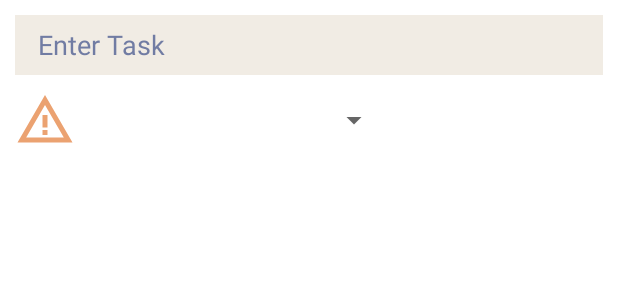
After one commit to alfey504/assignment-manager-app-android-kotlin, an Android app: the layout activity_add_task.xml on its own in the app's theme, with its tools: preview values and no code run, on a phone screen of 412 x 824 dp. The commit adds this screen. Shown: the top 300 px of the screen. Run offline under Robolectric (Android 15) with nearby library versions, the phone set to English and light mode, and no system bars.

Commit message:
added task add activity

```diff
--- a/app/src/main/AndroidManifest.xml
+++ b/app/src/main/AndroidManifest.xml
@@ -12,6 +12,13 @@
         android:supportsRtl="true"
         android:theme="@style/Theme.AbrahamAlfredBabu_PiaMaeObias_SatenderYadav_MAPD711_Project"
         tools:targetApi="31">
+        <activity
+            android:name=".AddTaskActivity"
+            android:exported="false">
+            <meta-data
+                android:name="android.app.lib_name"
+                android:value="" />
+        </activity>
         <activity
             android:name=".MainActivity"
             android:exported="true">
--- /dev/null
+++ b/app/src/main/java/com/example/abrahamalfredbabu_piamaeobias_satenderyadav_mapd711_project/activities/AddTaskActivity.kt
@@ -0,0 +1,12 @@
+package com.example.abrahamalfredbabu_piamaeobias_satenderyadav_mapd711_project.activities
+
+import androidx.appcompat.app.AppCompatActivity
+import android.os.Bundle
+import com.example.abrahamalfredbabu_piamaeobias_satenderyadav_mapd711_project.R
+
+class AddTaskActivity : AppCompatActivity() {
+    override fun onCreate(savedInstanceState: Bundle?) {
+        super.onCreate(savedInstanceState)
+        setContentView(R.layout.activity_add_task)
+    }
+}
--- /dev/null
+++ b/app/src/main/res/drawable/ic_baseline_warning_amber_24.xml
@@ -0,0 +1,7 @@
+<vector android:height="40dp" android:tint="#EBA271"
+    android:viewportHeight="24" android:viewportWidth="24"
+    android:width="40dp" xmlns:android="http://schemas.android.com/apk/res/android">
+    <path android:fillColor="@android:color/white" android:pathData="M12,5.99L19.53,19H4.47L12,5.99M12,2L1,21h22L12,2L12,2z"/>
+    <path android:fillColor="@android:color/white" android:pathData="M13,16l-2,0l0,2l2,0z"/>
+    <path android:fillColor="@android:color/white" android:pathData="M13,10l-2,0l0,5l2,0z"/>
+</vector>
--- /dev/null
+++ b/app/src/main/res/layout/activity_add_task.xml
@@ -0,0 +1,45 @@
+<?xml version="1.0" encoding="utf-8"?>
+<androidx.constraintlayout.widget.ConstraintLayout xmlns:android="http://schemas.android.com/apk/res/android"
+    xmlns:app="http://schemas.android.com/apk/res-auto"
+    xmlns:tools="http://schemas.android.com/tools"
+    android:layout_width="match_parent"
+    android:layout_height="match_parent"
+    tools:context=".activities.AddTaskActivity">
+
+    <EditText
+        android:id="@+id/add_task_task_name"
+        android:layout_width="match_parent"
+        android:layout_height="40dp"
+        app:layout_constraintTop_toTopOf="parent"
+        app:layout_constraintStart_toStartOf="parent"
+        app:layout_constraintEnd_toEndOf="parent"
+        android:layout_marginStart="10dp"
+        android:layout_marginEnd="10dp"
+        android:layout_marginTop="10dp"
+        android:background="@color/task_page_edit_text_background"
+        android:hint="@string/add_task_enter_task"
+        android:textColor="@color/task_page_edit_text_text"
+        android:paddingStart="15dp"
+        android:paddingEnd="15dp"
+        android:textColorHint="@color/task_page_edit_text_hint"/>
+
+    <TextView
+        android:id="@+id/add_task_set_priority_label"
+        android:layout_width="40dp"
+        android:layout_height="40dp"
+        android:drawableStart="@drawable/ic_baseline_warning_amber_24"
+        app:layout_constraintTop_toBottomOf="@id/add_task_task_name"
+        app:layout_constraintStart_toStartOf="parent"
+        android:layout_marginTop="10dp"
+        android:layout_marginStart="10dp"/>
+
+    <Spinner
+        android:layout_width="200dp"
+        android:layout_height="40dp"
+        app:layout_constraintStart_toEndOf="@id/add_task_set_priority_label"
+        app:layout_constraintTop_toBottomOf="@id/add_task_task_name"
+        android:layout_marginTop="10dp"
+        android:layout_marginStart="10dp"/>
+
+
+</androidx.constraintlayout.widget.ConstraintLayout>
--- a/app/src/main/res/values/colors.xml
+++ b/app/src/main/res/values/colors.xml
@@ -7,4 +7,12 @@
     <color name="teal_700">#FF018786</color>
     <color name="black">#FF000000</color>
     <color name="white">#FFFFFFFF</color>
+
+    <!--    New Task page -->
+    <color name="task_page_edit_text_background">#F1ECE4</color>
+    <color name="task_page_edit_text_text">#273668</color>
+    <color name="task_page_edit_text_hint">#717ca3</color>
+    <color name="task_page_cancel_button_background">#EBA271</color>
+    <color name="task_page_cancel_button_text">#F1ECE4</color>
+
 </resources>
--- a/app/src/main/res/values/strings.xml
+++ b/app/src/main/res/values/strings.xml
@@ -1,3 +1,4 @@
 <resources>
     <string name="app_name">AbrahamAlfredBabu_PiaMaeObias_SatenderYadav_ MAPD711_ Project</string>
+    <string name="add_task_enter_task">Enter Task</string>
 </resources>
```
